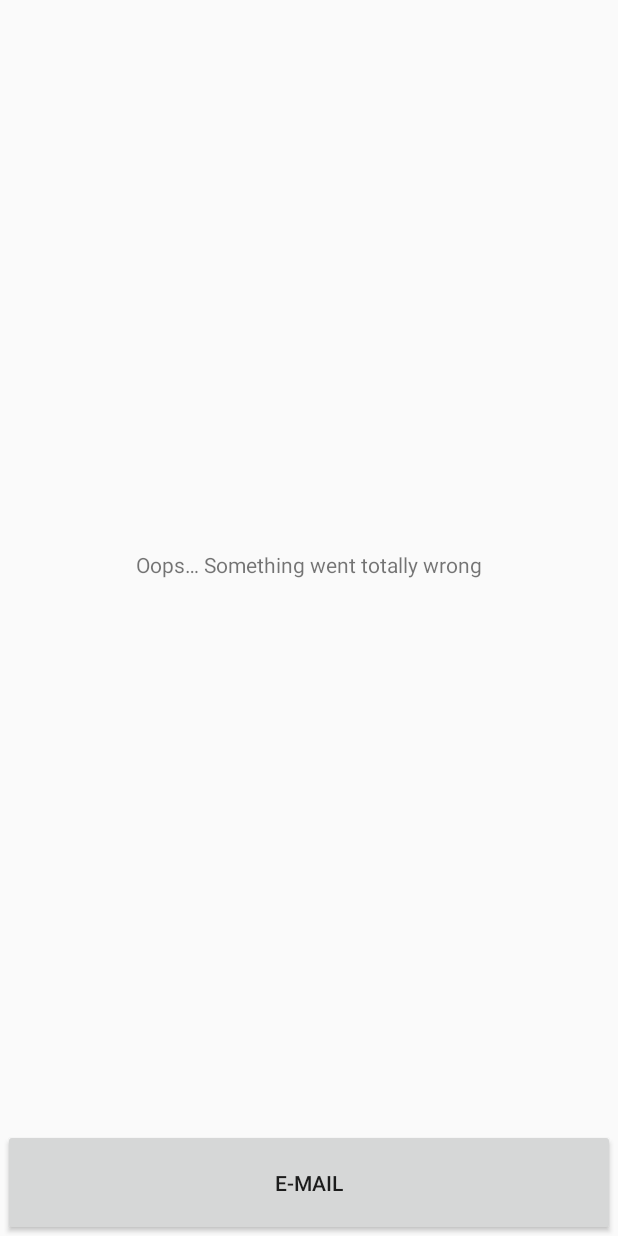
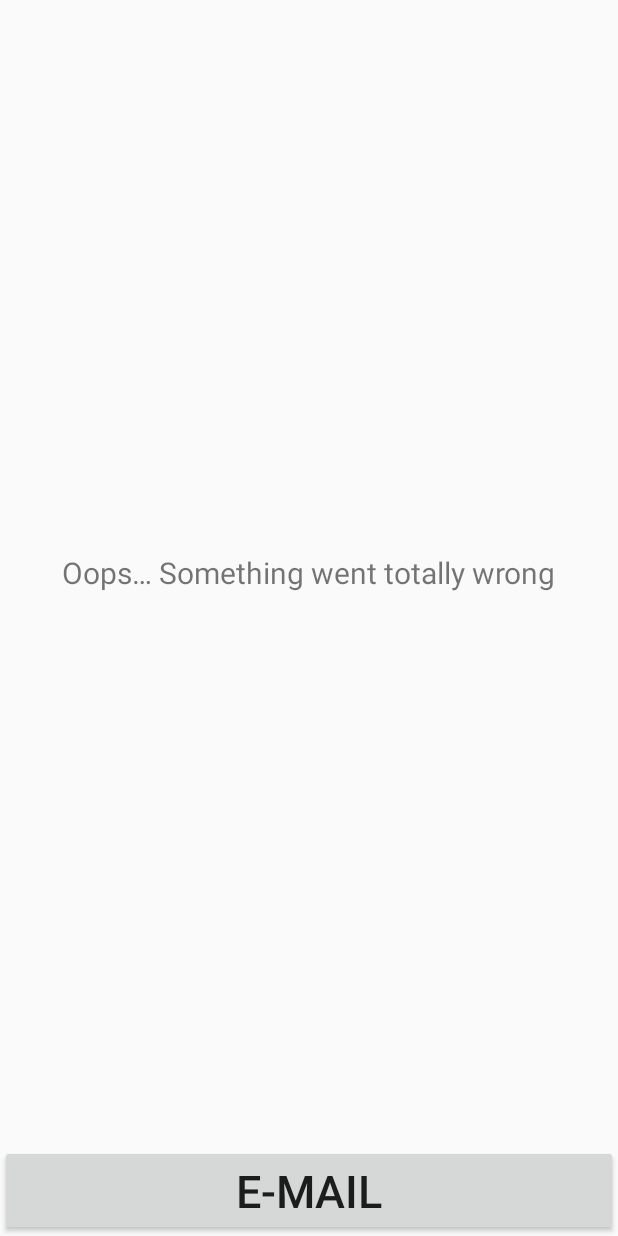
Before and after one commit to mikhail-gorbachenko/ANDR_HELLO_SLF, an Android app: the layout activity_second.xml on its own in the app's theme, with its tools: preview values and no code run, on a phone screen of 412 x 824 dp. Run offline under Robolectric (Android 15) with nearby library versions, the phone set to English and light mode, and no system bars.

```diff
--- a/app/src/main/java/com/example/myhelloworld/SecondActivity.java
+++ b/app/src/main/java/com/example/myhelloworld/SecondActivity.java
@@ -36,7 +36,7 @@ public class SecondActivity extends AppCompatActivity {
                 intent.putExtra(Intent.EXTRA_TEXT, message);
                 if(intent.resolveActivity(getPackageManager())!=null){
                     startActivity(intent);
-                } Toast.makeText(getApplicationContext(), "there is no e-mail app", 15).show();
+                } Toast.makeText(getApplicationContext(), "there is no e-mail app", Toast.LENGTH_LONG).show();
 
             }
         });
--- a/app/src/main/res/layout/activity_main.xml
+++ b/app/src/main/res/layout/activity_main.xml
@@ -8,12 +8,14 @@
         android:id="@+id/edit_text"
         android:layout_width="match_parent"
         android:layout_height="wrap_content"
-        android:hint="@string/input_text_box_hint"/>
+        android:hint="@string/input_text_box_hint"
+        android:textSize="@dimen/text_size"/>
 
     <Button
         android:id="@+id/preview_btn"
         android:layout_width="match_parent"
         android:layout_height="wrap_content"
-        android:text="@string/preview_btn_text"/>
+        android:text="@string/preview_btn_text"
+        android:textSize="@dimen/btn_text_size"/>
 
 </LinearLayout>
--- a/app/src/main/res/layout/activity_second.xml
+++ b/app/src/main/res/layout/activity_second.xml
@@ -14,14 +14,16 @@
         app:layout_constraintBottom_toTopOf="@+id/email_btn"
         app:layout_constraintEnd_toEndOf="parent"
         app:layout_constraintStart_toStartOf="parent"
-        app:layout_constraintTop_toTopOf="parent" />
+        app:layout_constraintTop_toTopOf="parent"
+        android:textSize="@dimen/text_size"/>
 
     <Button
         android:id="@+id/email_btn"
-        android:layout_width="408dp"
-        android:layout_height="71dp"
+        android:layout_width="match_parent"
+        android:layout_height="wrap_content"
         android:text="@string/email_btn_text"
         app:layout_constraintBottom_toBottomOf="parent"
         app:layout_constraintEnd_toEndOf="parent"
-        app:layout_constraintStart_toStartOf="parent" />
+        app:layout_constraintStart_toStartOf="parent"
+        android:textSize="@dimen/btn_text_size"/>
 </androidx.constraintlayout.widget.ConstraintLayout>
--- /dev/null
+++ b/app/src/main/res/values/dimen.xml
@@ -0,0 +1,5 @@
+<?xml version="1.0" encoding="utf-8"?>
+<resources>
+    <dimen name="text_size">20sp</dimen>
+    <dimen name="btn_text_size">30sp</dimen>
+</resources>
```
Also changed, not shown: 1 other file.
